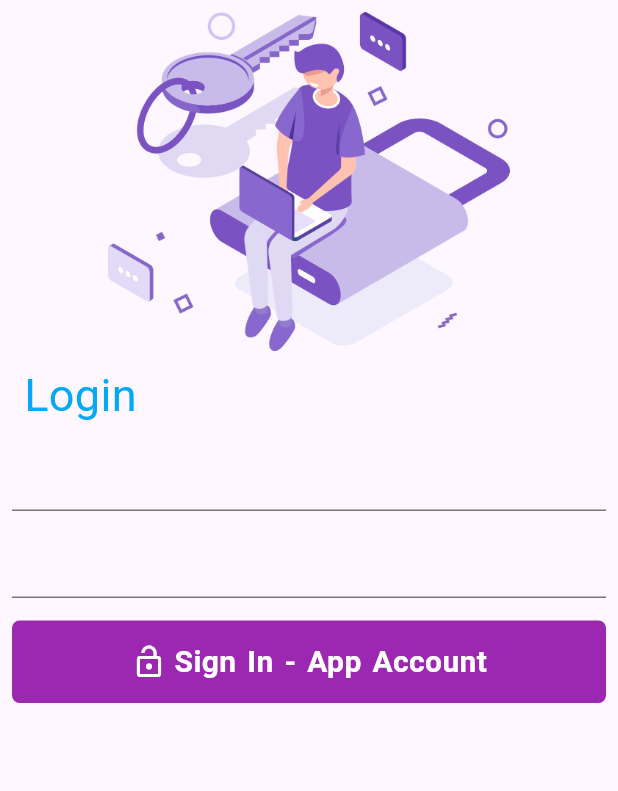
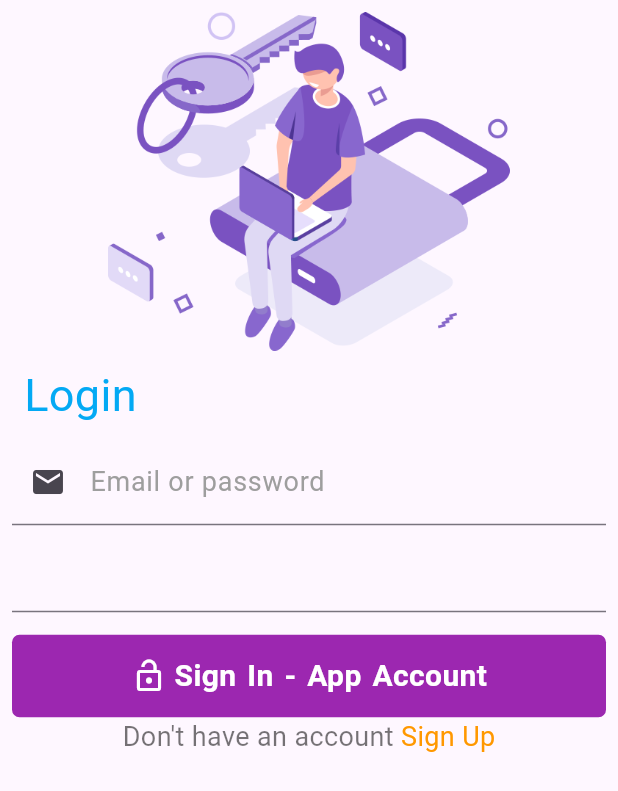
Before and after one commit to samchat2561/week5-mobile-d1-02092026, a Flutter app: the screen it shows after launch, on a phone screen of 412 x 824 dp. Shown: the top 791 px of the screen. Run offline on Flutter 3.47's test engine with Material 3 defaults, Android fonts, the phone set to English and light mode, and no system bars; Roboto replaces fonts that are missing (verdana_regular).

Commit message:
first init

```diff
--- a/lib/views/auth/login.dart
+++ b/lib/views/auth/login.dart
@@ -47,7 +47,19 @@ class _LoginScreenState extends State<LoginScreen> {
                   child: Column(
                     children: [
                       // =====Enter Field Email =====
-                      TextField(),
+                      TextFormField(
+                        decoration: InputDecoration(
+                          hintText: "Enter your email or password",
+                          label: Text("Email or password"),
+                          labelStyle: TextStyle(
+                            color: Colors.grey,
+                            fontSize: 18.0,
+                            fontFamily: "verdana_regular"
+                          ),
+                          prefixIcon: Icon(Icons.email),
+
+                        ),
+                      ),
                       SizedBox(height: 10.0),
                       // =====Enter Field Password =====
                       TextField(),
@@ -83,6 +95,24 @@ class _LoginScreenState extends State<LoginScreen> {
                     ],
                   ),
                 ),
+                // =====Button Link Register =====
+                Row(
+                  mainAxisAlignment: MainAxisAlignment.center,
+                  children: [
+                    Text(
+                      "Don't have an account",
+                      style: TextStyle(fontSize: 18.0, color: Colors.black54),
+                    ),
+                    SizedBox(height: 10.0),
+                    InkWell(
+                      onTap: () {},
+                      child: Text(
+                        " Sign Up",
+                        style: TextStyle(fontSize: 18.0, color: Colors.orange),
+                      ),
+                    ),
+                  ],
+                ),
               ],
             ),
           ),
```
